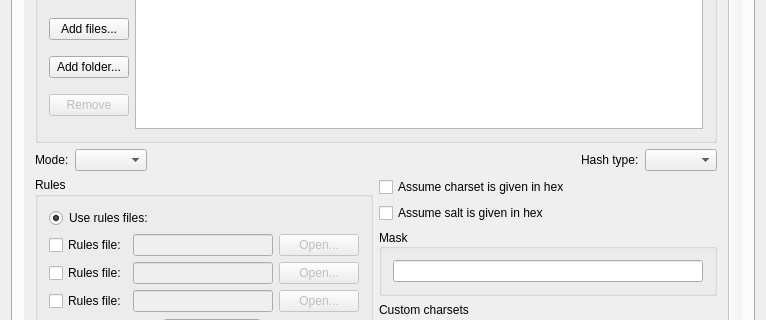
Old version of the form src/mainwindow.ui in the repository rgroesslinger/hashcat-gui; both pictures show x 0 to 766 and y 194 to 514 of the 766 by 901 pixel window.
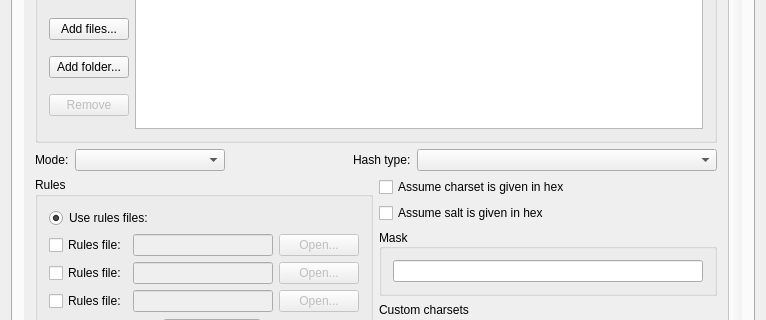
New version of the form. Icons and pictures are not drawn.

```diff
--- a/src/mainwindow.ui
+++ b/src/mainwindow.ui
@@ -241,6 +241,12 @@
               </item>
               <item>
                <widget class="QComboBox" name="comboBox_oclhcplus_attack">
+                <property name="minimumSize">
+                 <size>
+                  <width>150</width>
+                  <height>0</height>
+                 </size>
+                </property>
                 <property name="currentIndex">
                  <number>-1</number>
                 </property>
@@ -273,7 +279,17 @@
                </widget>
               </item>
               <item>
-               <widget class="QComboBox" name="comboBox_oclhcplus_hash"/>
+               <widget class="QComboBox" name="comboBox_oclhcplus_hash">
+                <property name="minimumSize">
+                 <size>
+                  <width>300</width>
+                  <height>0</height>
+                 </size>
+                </property>
+                <property name="toolTip">
+                 <string>Configure path to hashcat binary in Settings to get available hash types</string>
+                </property>
+               </widget>
               </item>
              </layout>
             </item>
```
